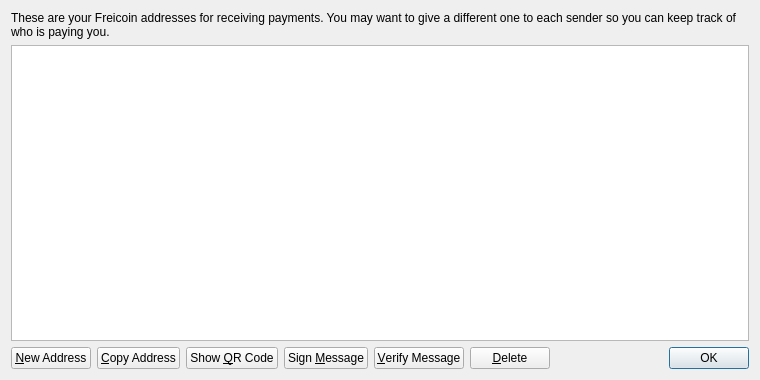
This is src/qt/forms/addressbookpage.ui in xcobary/xcoin as Qt 5 draws it before an edit. The edited form follows.
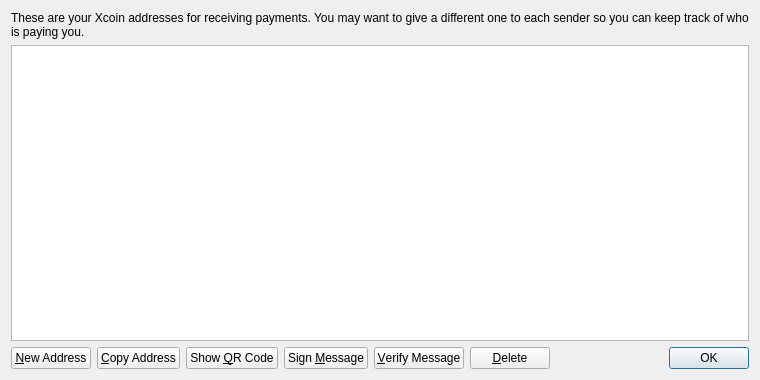
This is the edited form. Icons and pictures are not drawn.

The edit to the form file:
```diff
--- a/src/qt/forms/addressbookpage.ui
+++ b/src/qt/forms/addressbookpage.ui
@@ -17,7 +17,7 @@
    <item>
     <widget class="QLabel" name="labelExplanation">
      <property name="text">
-      <string>These are your Freicoin addresses for receiving payments. You may want to give a different one to each sender so you can keep track of who is paying you.</string>
+      <string>These are your Xcoin addresses for receiving payments. You may want to give a different one to each sender so you can keep track of who is paying you.</string>
      </property>
      <property name="textFormat">
       <enum>Qt::PlainText</enum>
```
Left out of the diff: 18 changed lines with no effect on the pictures.
